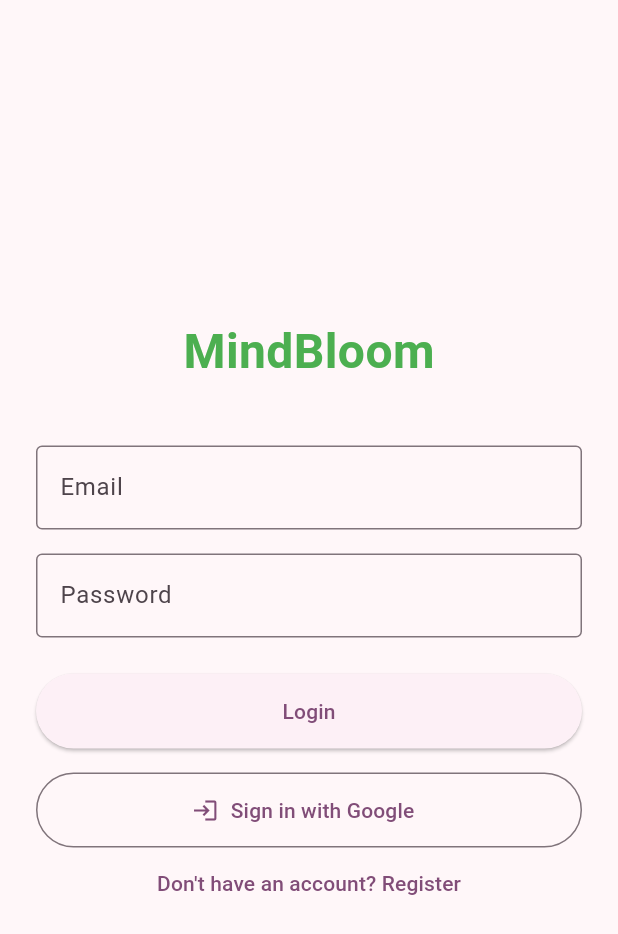
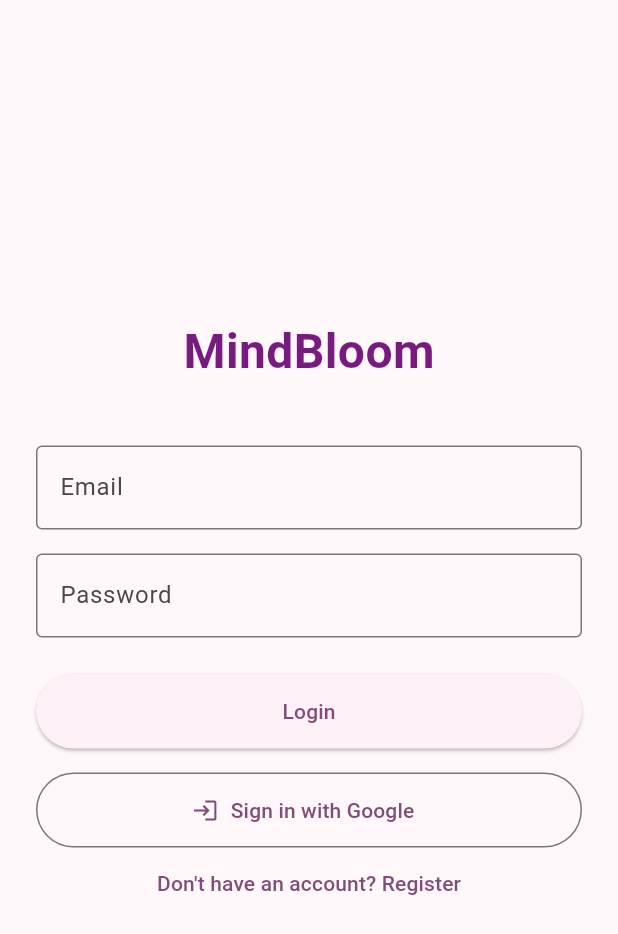
Before and after one commit to VelesW/BIP2026_MindBloom, a Flutter app: the LoginPage screen opened directly, on a phone screen of 412 x 824 dp. Shown: the top 934 px of the screen. Run offline on Flutter 3.47's test engine with Material 3 defaults, Android fonts, the phone set to English and light mode, and no system bars; our stand-ins replace cloud_firestore, equatable, firebase_auth, firebase_core, flutter_bloc, flutter_secure_storage and 2 more; accounts and stored records are empty.

Commit message:
final final color corection

```diff
--- a/mindbloom/lib/pages/auth/login_page.dart
+++ b/mindbloom/lib/pages/auth/login_page.dart
@@ -33,7 +33,7 @@ class _LoginPageState extends State<LoginPage> {
             child: Column(
               mainAxisAlignment: MainAxisAlignment.center,
               children: [
-                const Text("MindBloom", style: TextStyle(fontSize: 32, fontWeight: FontWeight.bold, color: Colors.green)),
+                const Text("MindBloom", style: TextStyle(fontSize: 32, fontWeight: FontWeight.bold, color: Color.fromARGB(255, 120, 27, 127))),
                 const SizedBox(height: 40),
                 TextField(controller: _emailController, decoration: const InputDecoration(labelText: 'Email', border: OutlineInputBorder())),
                 const SizedBox(height: 16),
--- a/mindbloom/lib/pages/auth/register_page.dart
+++ b/mindbloom/lib/pages/auth/register_page.dart
@@ -66,7 +66,7 @@ class _RegisterPageState extends State<RegisterPage> {
                       );
                     },
                     child: state is AuthLoading
-                        ? const CircularProgressIndicator(color: Colors.white)
+                        ? const CircularProgressIndicator(color: Color.fromARGB(255, 120, 27, 127))
                         : const Text("Register"),
                   ),
                 ],
```
